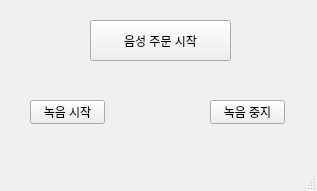
Above: Client_Qt/Kiosk/mainwindow.ui from solrimna/voice_kiosk before the change. Below: the same form after it.
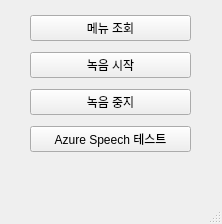
That is the form after the change.

Commit message:
step5-1. Azure Speech SDK 실시간 STT 연동 Backend (Django): - test_azure.py: Python Azure STT 테스트 스크립트 - uv.lock: azure-cognitiveservices-speech 패키지 추가
Frontend (Qt):
- Azure Speech SDK C++ 네이티브 통합
- 실시간 음성 인식 (1-2초 응답)
- CMakeLists.txt, mainwindow.* 수정

- 응답 시간 7-10초 → 1-2초 (5배 개선)

Diff of the .ui file:
```diff
--- a/Client_Qt/Kiosk/mainwindow.ui
+++ b/Client_Qt/Kiosk/mainwindow.ui
@@ -6,53 +6,54 @@
    <rect>
     <x>0</x>
     <y>0</y>
-    <width>317</width>
-    <height>191</height>
+    <width>222</width>
+    <height>224</height>
    </rect>
   </property>
   <property name="windowTitle">
    <string>MainWindow</string>
   </property>
   <widget class="QWidget" name="centralwidget">
+   <widget class="QWidget" name="">
+    <property name="geometry">
+     <rect>
+      <x>30</x>
+      <y>10</y>
+      <width>161</width>
+      <height>151</height>
+     </rect>
+    </property>
+    <layout class="QVBoxLayout" name="verticalLayout">
+     <item>
    <widget class="QPushButton" name="pushButton">
-    <property name="geometry">
-     <rect>
-      <x>90</x>
-      <y>20</y>
-      <width>141</width>
-      <height>41</height>
-     </rect>
-    </property>
     <property name="text">
-     <string>음성 주문 시작</string>
-    </property>
-   </widget>
+        <string>메뉴 조회</string>
+       </property>
+      </widget>
+     </item>
+     <item>
    <widget class="QPushButton" name="btnStartRecord">
-    <property name="geometry">
-     <rect>
-      <x>30</x>
-      <y>100</y>
-      <width>75</width>
-      <height>24</height>
-     </rect>
-    </property>
     <property name="text">
      <string>녹음 시작</string>
     </property>
    </widget>
+     </item>
+     <item>
    <widget class="QPushButton" name="btnStopRecord">
-    <property name="geometry">
-     <rect>
-      <x>210</x>
-      <y>100</y>
-      <width>75</width>
-      <height>24</height>
-     </rect>
-    </property>
     <property name="text">
      <string>녹음 중지</string>
     </property>
    </widget>
+     </item>
+     <item>
+      <widget class="QPushButton" name="btnTestAzure">
+       <property name="text">
+        <string>Azure Speech 테스트</string>
+       </property>
+      </widget>
+     </item>
+    </layout>
+   </widget>
   </widget>
   <widget class="QMenuBar" name="menubar">
    <property name="geometry">
```
Left out of the diff: 2 changed lines with no effect on the pictures. Lines whose indentation alone changed are shown as unchanged. The commit also changes 6 other files.
